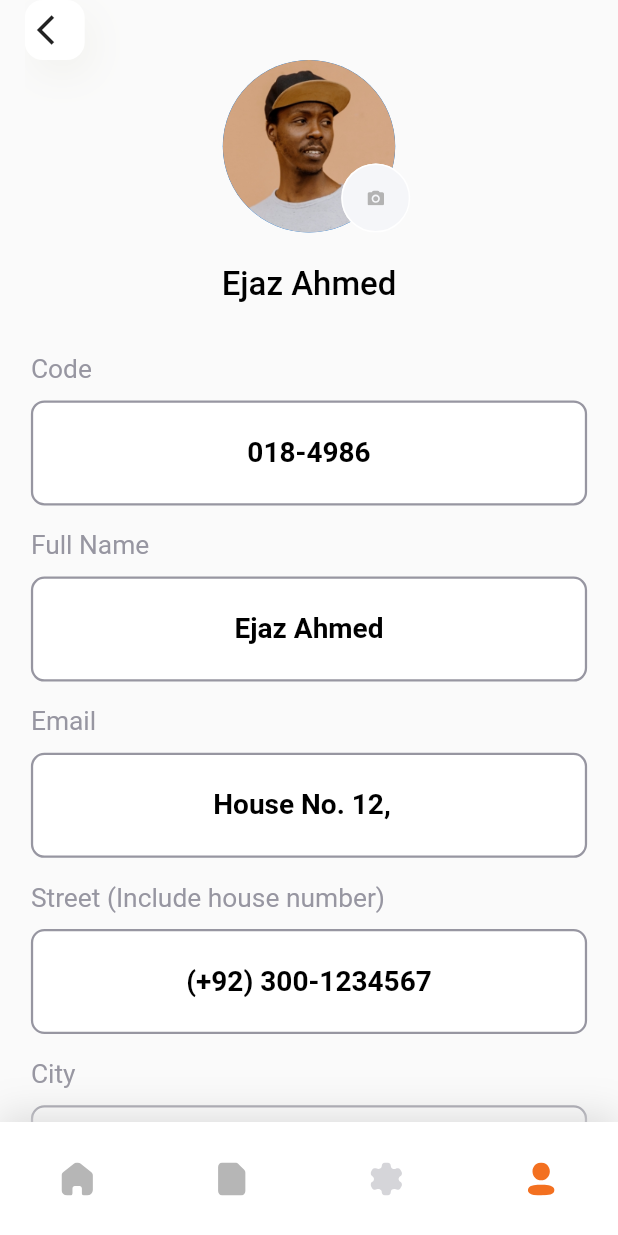
After one commit to KhubaibJamal/arcana, a Flutter app: the ProfileScreen screen opened by its route, on a phone screen of 412 x 824 dp. The commit adds this screen. Run offline on Flutter 3.47's test engine with Material 2 defaults, Android fonts, the phone set to English and light mode, and no system bars; our stand-ins replace flutter_svg, percent_indicator, syncfusion_flutter_charts.

Commit message:
profile screen

```diff
--- a/lib/component/custom_nav_bar.dart
+++ b/lib/component/custom_nav_bar.dart
@@ -5,6 +5,7 @@ import 'package:flutter_svg/svg.dart';
 import '../const.dart';
 import '../enum.dart';
 import '../screens/home/home_screen.dart';
+import '../screens/profile/profile_screen.dart';
 
 class CustomBottomNavBar extends StatelessWidget {
   const CustomBottomNavBar({
@@ -42,7 +43,7 @@ class CustomBottomNavBar extends StatelessWidget {
                 Navigator.pushNamed(context, HomeScreen.routeName);
               },
               icon: SvgPicture.asset(
-                'assets/icons/home.svg',
+                'assets/icons/home2.svg',
                 colorFilter: ColorFilter.mode(
                   MenuState.home == selectedMenu
                       ? kPrimaryColor
@@ -72,7 +73,7 @@ class CustomBottomNavBar extends StatelessWidget {
             ),
             IconButton(
               onPressed: () {
-                // Navigator.pushNamed(context, ProfileScreen.routeName);
+                Navigator.pushNamed(context, ProfileScreen.routeName);
               },
               icon: SvgPicture.asset(
                 'assets/icons/profile.svg',
--- a/lib/screens/about/component.dart/custom_app_bar.dart
+++ b/lib/component/icon_container.dart
@@ -1,7 +1,7 @@
 import 'package:flutter/material.dart';
 
-class CustomAppBar extends StatelessWidget {
-  const CustomAppBar({
+class IconContainer extends StatelessWidget {
+  const IconContainer({
     super.key,
   });
 
--- a/lib/route.dart
+++ b/lib/route.dart
@@ -2,6 +2,7 @@ import 'package:agha_steel/screens/about/about_screen.dart';
 import 'package:agha_steel/screens/home/home_screen.dart';
 import 'package:agha_steel/screens/login/login_screen.dart';
 import 'package:agha_steel/screens/phone/phone_registration.dart';
+import 'package:agha_steel/screens/profile/profile_screen.dart';
 import 'package:agha_steel/screens/splash/splash_screen.dart';
 import 'package:agha_steel/screens/verification/verification_screen.dart';
 import 'package:flutter/material.dart';
@@ -13,4 +14,5 @@ final Map<String, WidgetBuilder> routes = {
   VerificationScreen.routeName: (context) => VerificationScreen(),
   HomeScreen.routeName: (context) => HomeScreen(),
   AboutScreen.routeName: (context) => AboutScreen(),
+  ProfileScreen.routeName: (context) => ProfileScreen(),
 };
--- a/lib/screens/about/component.dart/body.dart
+++ b/lib/screens/about/component.dart/body.dart
@@ -3,7 +3,7 @@ import 'package:agha_steel/size_config.dart';
 import 'package:flutter/material.dart';
 
 import 'about_container.dart';
-import 'custom_app_bar.dart';
+import '../../../component/icon_container.dart';
 
 class Body extends StatelessWidget {
   const Body({super.key});
@@ -12,13 +12,12 @@ class Body extends StatelessWidget {
   Widget build(BuildContext context) {
     return SafeArea(
       child: Padding(
-        padding: EdgeInsets.symmetric(
-          horizontal: getProportionateScreenWidth(15),
-        ),
+        padding:
+            EdgeInsets.symmetric(horizontal: getProportionateScreenWidth(15)),
         child: SingleChildScrollView(
           child: Column(
             children: [
-              const CustomAppBar(),
+              const IconContainer(),
               Image.asset('assets/images/logo.png'),
               const AboutContainer(),
               SizedBox(height: getProportionateScreenWidth(20)),
--- /dev/null
+++ b/lib/screens/profile/component/body.dart
@@ -0,0 +1,40 @@
+import 'package:agha_steel/const.dart';
+import 'package:agha_steel/screens/profile/component/profile_image.dart';
+import 'package:agha_steel/screens/profile/component/profile_menu.dart';
+import 'package:flutter/material.dart';
+
+import '../../../component/icon_container.dart';
+import '../../../size_config.dart';
+
+class Body extends StatelessWidget {
+  const Body({super.key});
+
+  @override
+  Widget build(BuildContext context) {
+    return SafeArea(
+      child: Padding(
+        padding:
+            EdgeInsets.symmetric(horizontal: getProportionateScreenWidth(15)),
+        child: SingleChildScrollView(
+          child: Column(
+            children: [
+              const IconContainer(),
+              const ProfileImage(),
+              SizedBox(height: getProportionateScreenWidth(20)),
+              Text(
+                'Ejaz Ahmed',
+                style: TextStyle(
+                  color: kTextColor,
+                  fontSize: getProportionateScreenWidth(20),
+                  fontWeight: FontWeight.w500,
+                ),
+              ),
+              SizedBox(height: getProportionateScreenWidth(30)),
+              const ProfileMenu(),
+            ],
+          ),
+        ),
+      ),
+    );
+  }
+}
--- /dev/null
+++ b/lib/screens/profile/component/profile_image.dart
@@ -0,0 +1,49 @@
+import 'package:flutter/material.dart';
+import 'package:flutter_svg/svg.dart';
+
+class ProfileImage extends StatelessWidget {
+  const ProfileImage({
+    super.key,
+  });
+
+  @override
+  Widget build(BuildContext context) {
+    return SizedBox(
+      height: 115,
+      width: 115,
+      child: Stack(
+        fit: StackFit.expand,
+        clipBehavior: Clip.none,
+        children: [
+          const CircleAvatar(
+            backgroundImage: AssetImage(
+              'assets/images/Profile Image.png',
+            ),
+          ),
+          Positioned(
+            right: -10,
+            bottom: 0,
+            child: SizedBox(
+              height: 46,
+              width: 46,
+              child: TextButton(
+                style: TextButton.styleFrom(
+                  foregroundColor: const Color(0xC4C4C466),
+                  backgroundColor: const Color(0xFFF5F6F9),
+                  shape: RoundedRectangleBorder(
+                    borderRadius: BorderRadius.circular(50),
+                    side: const BorderSide(color: Colors.white),
+                  ),
+                ),
+                onPressed: () {},
+                child: SvgPicture.asset(
+                  'assets/icons/camera.svg',
+                ),
+              ),
+            ),
+          ),
+        ],
+      ),
+    );
+  }
+}
--- /dev/null
+++ b/lib/screens/profile/component/profile_menu.dart
@@ -0,0 +1,82 @@
+import 'package:flutter/material.dart';
+
+import '../../../const.dart';
+import '../../../size_config.dart';
+
+List<Map<String, String>> profileMenu = [
+  {"title": "Code", "subTitle": "018-4986"},
+  {"title": "Full Name", "subTitle": "Ejaz Ahmed"},
+  {"title": "Email", "subTitle": "House No. 12,  "},
+  {"title": "Street (Include house number)", "subTitle": "(+92) 300-1234567"},
+  {"title": "City", "subTitle": "Karachi"},
+  {"title": "CNIC", "subTitle": "12345-1234567-1"},
+  {"title": "STRN", "subTitle": "1234567891011"},
+  {"title": "NTN", "subTitle": "1234567-1"},
+];
+
+class ProfileMenu extends StatelessWidget {
+  const ProfileMenu({super.key});
+
+  @override
+  Widget build(BuildContext context) {
+    return Column(
+      children: List.generate(
+        profileMenu.length,
+        (index) => ProfileMenuItem(
+          title: profileMenu[index]["title"],
+          text: profileMenu[index]["subTitle"],
+        ),
+      ),
+    );
+  }
+}
+
+class ProfileMenuItem extends StatelessWidget {
+  final String? title, text;
+  const ProfileMenuItem({
+    super.key,
+    required this.title,
+    required this.text,
+  });
+
+  @override
+  Widget build(BuildContext context) {
+    return Column(
+      crossAxisAlignment: CrossAxisAlignment.start,
+      children: [
+        Text(
+          title!,
+          style: TextStyle(
+            color: kSecondaryTextColor,
+            fontWeight: FontWeight.w400,
+            fontSize: getProportionateScreenWidth(16),
+          ),
+        ),
+        const SizedBox(height: 10),
+        Container(
+          width: SizeConfig.screenWidth! * 0.9,
+          height: 70,
+          decoration: BoxDecoration(
+            color: const Color(0xFFFFFFFF),
+            borderRadius: BorderRadius.circular(9),
+            border: Border.all(
+              color: kSecondaryTextColor,
+              width: 1.5,
+            ),
+          ),
+          child: Center(
+            child: Text(
+              text!,
+              style: TextStyle(
+                color: kTextColor,
+                fontWeight: FontWeight.w600,
+                fontSize: getProportionateScreenWidth(17),
+              ),
+            ),
+          ),
+        ),
+        SizedBox(height: getProportionateScreenWidth(15)),
+      ],
+    );
+  }
+}
--- /dev/null
+++ b/lib/screens/profile/profile_screen.dart
@@ -0,0 +1,17 @@
+import 'package:agha_steel/screens/profile/component/body.dart';
+import 'package:flutter/material.dart';
+
+import '../../component/custom_nav_bar.dart';
+import '../../enum.dart';
+
+class ProfileScreen extends StatelessWidget {
+  static String routeName = "/profile";
+
+  @override
+  Widget build(BuildContext context) {
+    return const Scaffold(
+      body: Body(),
+      bottomNavigationBar: CustomBottomNavBar(selectedMenu: MenuState.profile),
+    );
+  }
+}
```
Also changed, not shown: assets/icons/camera.svg (added), assets/icons/home2.svg (added), assets/images/Profile Image.png (added), assets/images/about bg.png (deleted), assets/images/profile2.png (added).
